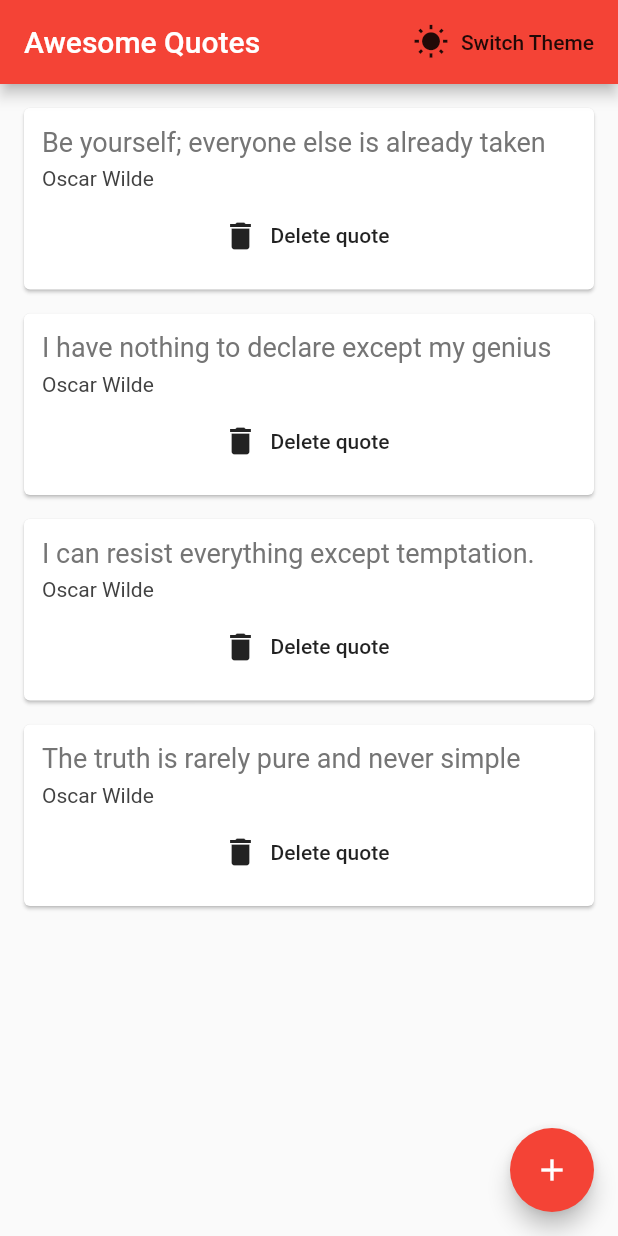
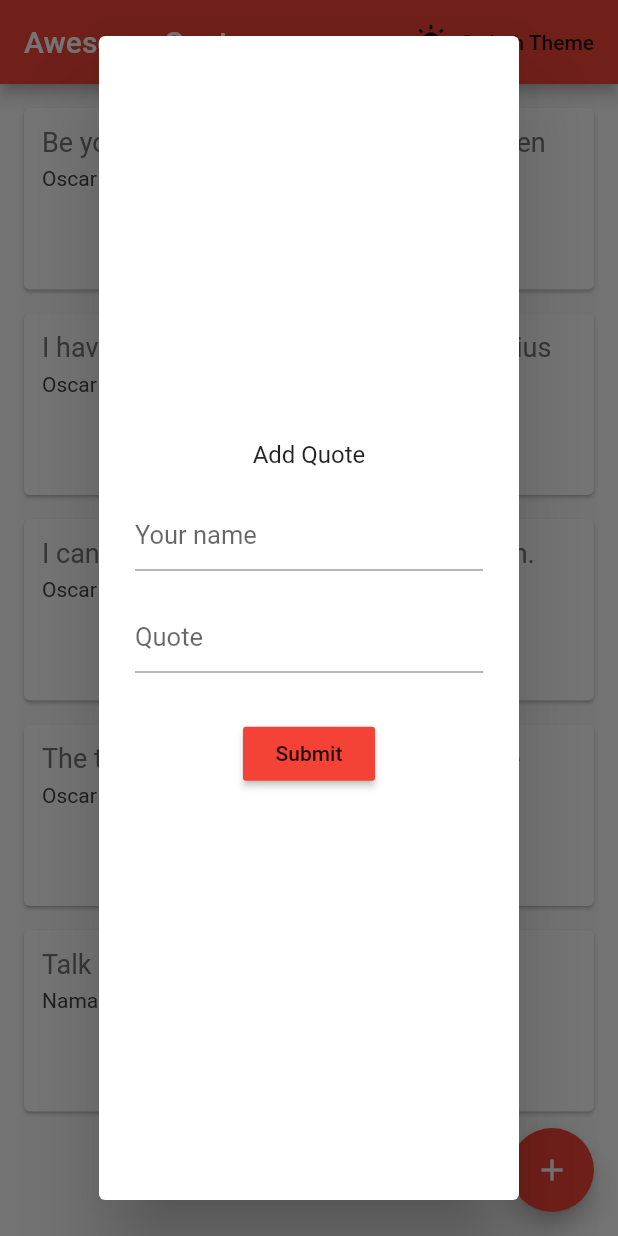
Before and after one commit to aggarwalnaman/Brilliant-Quotes, a Flutter app: the screen it shows after launch, after a tap on the "add" icon, on a phone screen of 412 x 824 dp. Run offline on Flutter 3.47's test engine with Material 2 defaults, Android fonts, the phone set to English and light mode, and no system bars.

Commit message:
Dark theme and add qoutes Function added

```diff
--- a/lib/main.dart
+++ b/lib/main.dart
@@ -27,8 +27,73 @@ class _quoteListState extends State<quoteList> {
     Quote(author: 'Oscar Wilde', text: 'I have nothing to declare except my genius'),
     Quote(author: 'Oscar Wilde', text: 'I can resist everything except temptation.'),
     Quote(author: 'Oscar Wilde', text: 'The truth is rarely pure and never simple'),
-    // Quote(author: 'Naman Aggarwal', text: 'Talk is cheap. Show me the code.'),
+    Quote(author: 'Naman Aggarwal', text: 'Talk is cheap. Show me the code.'),
   ];
+
+  String text ="";
+  String name="";
+
+  createAlertDialog(BuildContext context){
+
+    // TextEditingController customController = TextEditingController();
+
+    return showDialog(context: context, builder: (context){
+      return AlertDialog(
+        // title: Text("Add Quote"),
+        content: Column(
+          mainAxisAlignment: MainAxisAlignment.center,
+          children : <Widget>[
+
+            Text("Add Quote"),
+            SizedBox(height:20.0),
+            TextFormField(
+              decoration: InputDecoration(
+                hintText : 'Your name'
+              ),
+              style: TextStyle(fontSize: 17.0),
+              onChanged: (val) {
+                setState(() {
+                  name=val;
+                });
+              },
+            ),
+
+            SizedBox(height : 20.0),
+
+            TextFormField(
+              decoration: InputDecoration(
+                hintText : 'Quote'
+              ),
+              style: TextStyle(fontSize: 17.0),
+              onChanged: (val) {
+                setState(() {
+                  text=val;
+                });
+              },
+            ),
+            SizedBox(height : 30.0),
+            RaisedButton(
+              color: Colors.red,
+              child: Text(
+                'Submit'
+              ),
+              onPressed: (){
+
+                setState(() {
+                  quotes.add(Quote(author: name, text : text));
+                });
+
+                Navigator.of(context).pop();
+
+              },
+            ),
+
+          ],
+        ),
+
+      );
+    });
+  }
 
   @override
   Widget build(BuildContext context) {
@@ -61,19 +126,22 @@ class _quoteListState extends State<quoteList> {
             )
         ],
       ),
-      body: Column(
-        children: quotes.map((quote) => QuoteCard(
-          quote: quote,
-          delete: () {
+      body: ListView.builder(
+        itemCount: quotes.length,
+        itemBuilder: (context , index){
+          return QuoteCard(
+            quote: quotes[index],
+            delete: () {
             setState(() {
-              quotes.remove(quote);
+              quotes.remove(quotes[index]);
             });
           },
-        )).toList(),
-      ),
+          );
+        }
+        ),
       floatingActionButton: FloatingActionButton(
         onPressed: () {
-
+          createAlertDialog(context);
         },
         child: Icon(Icons.add),
       ),
```
